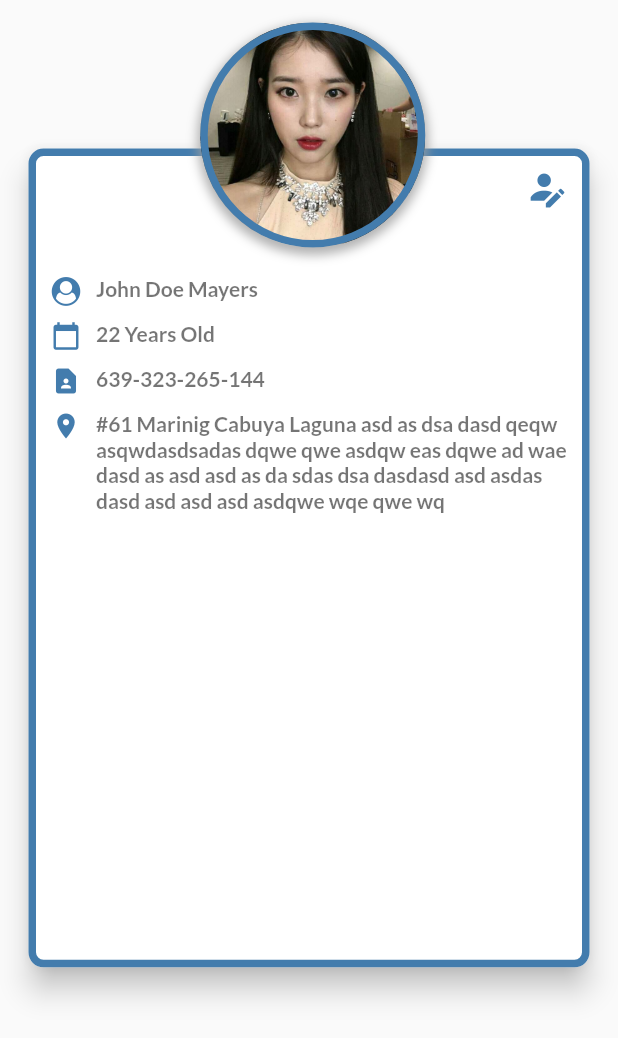
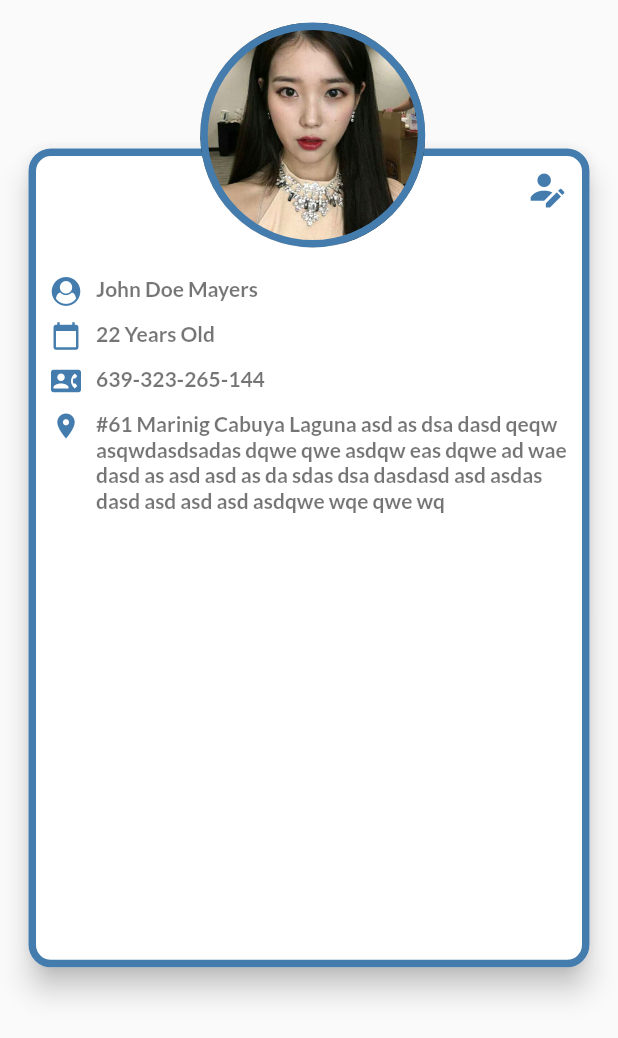
Before and after one commit to responilla07/Mobile-Queuing-System-and-Tracker-with-QR-Code, a Flutter app: the ProfilePage screen opened directly, on a phone screen of 412 x 824 dp. Shown: the top 1038 px of the screen. Run offline on Flutter 3.47's test engine with Material 2 defaults, Android fonts, the phone set to English and light mode, and no system bars; our stand-ins replace cached_network_image, cloud_firestore, firebase_core, firebase_storage, image_picker, toast; accounts and stored records are empty.

Commit message:
fix: Code indentions and format.

```diff
--- a/lib/Pages/ProfilePage.dart
+++ b/lib/Pages/ProfilePage.dart
@@ -2,6 +2,7 @@ import 'package:flutter/material.dart';
 import 'package:queuing_system/Presentation/custom_icons_icons.dart';
 import 'package:queuing_system/Variables/color.dart';
 import 'package:queuing_system/Variables/size.dart';
+import 'package:queuing_system/Widgets/ProfileDetails.dart';
 
 class ProfilePage extends StatefulWidget {
   @override
@@ -14,6 +15,7 @@ class _ProfilePageState extends State<ProfilePage> {
     return Scaffold(
       body: SafeArea(
         child: ListView(
+          primary: false,
           padding: EdgeInsets.all(15.0),
           children: [
             Column(
@@ -31,11 +33,11 @@ class _ProfilePageState extends State<ProfilePage> {
                       child: Card(
                         elevation: 8.0,
                         shape: RoundedRectangleBorder(
-                          borderRadius: BorderRadius.circular(10.0),
+                          borderRadius: BorderRadius.circular(15.0),
                         ),
                         child: Container(
                           decoration: new BoxDecoration(
-                            borderRadius: BorderRadius.all(Radius.circular(10)),
+                            borderRadius: BorderRadius.all(Radius.circular(15)),
                             border: Border.all(
                               color: secondaryColor,
                               width: 5,
@@ -52,16 +54,14 @@ class _ProfilePageState extends State<ProfilePage> {
                               ProfileDetails( icon: Icons.calendar_today,text: '22 Years Old',color: Colors.grey,),
 
                               SizedBox(height: 10),
-                              ProfileDetails(icon: Icons.contact_page,text: '639-323-265-144', color: Colors.grey,),
+                              ProfileDetails(icon: Icons.contact_phone,text: '639-323-265-144', color: Colors.grey,),
 
                               SizedBox(height: 10),
                               ProfileDetails(
                                 icon: Icons.location_on,
-                                text:
-                                    '#61 Marinig Cabuya Laguna asd as dsa dasd qeqw asqwdasdsadas dqwe qwe asdqw eas dqwe ad wae dasd as asd asd as da sdas dsa dasdasd asd asdas dasd asd asd asd asdqwe wqe qwe wq',
+                                text: '#61 Marinig Cabuya Laguna asd as dsa dasd qeqw asqwdasdsadas dqwe qwe asdqw eas dqwe ad wae dasd as asd asd as da sdas dsa dasdasd asd asdas dasd asd asd asd asdqwe wqe qwe wq',
                                 color: Colors.grey,
                               ),
-                              //paano pag madami yung letter sa address
                             ],
                           ),
                         ),
@@ -86,14 +86,14 @@ class _ProfilePageState extends State<ProfilePage> {
                             color: secondaryColor,
                             width: 5,
                           ),
-                          boxShadow: [
-                            BoxShadow(
-                              color: Colors.grey.withOpacity(0.8),
-                              spreadRadius: 2,
-                              blurRadius: 5,
-                              offset: Offset(0, 3),
-                            ),
-                          ],
+                          // boxShadow: [
+                          //   BoxShadow(
+                          //     color: Colors.grey.withOpacity(0.8),
+                          //     spreadRadius: 2,
+                          //     blurRadius: 5,
+                          //     offset: Offset(0, 3),
+                          //   ),
+                          // ],
                           shape: BoxShape.circle,
                           image: new DecorationImage(
                             fit: BoxFit.fill,
@@ -112,30 +112,3 @@ class _ProfilePageState extends State<ProfilePage> {
     );
   }
 }
-
-class ProfileDetails extends StatelessWidget {
-  const ProfileDetails(
-      {Key key, @required this.color, @required this.text, @required this.icon})
-      : super(key: key);
-
-  final Color color;
-  final text;
-  final IconData icon;
-  @override
-  Widget build(BuildContext context) {
-    return Row(
-      crossAxisAlignment: CrossAxisAlignment.start,
-      children: [
-        Icon(
-          icon,
-          color: secondaryColor,
-          size: 20,
-        ),
-        SizedBox(
-          width: 10,
-        ),
-        Expanded(child: Text('$text',style:TextStyle(color:Colors.black54),)),
-      ],
-    );
-  }
-}
--- /dev/null
+++ b/lib/Widgets/ProfileDetails.dart
@@ -0,0 +1,35 @@
+import 'package:flutter/material.dart';
+import 'package:queuing_system/Variables/color.dart';
+
+class ProfileDetails extends StatelessWidget {
+  const ProfileDetails({
+    @required this.color,
+    @required this.text,
+    @required this.icon
+  });
+
+  final Color color;
+  final text;
+  final IconData icon;
+
+  @override
+  Widget build(BuildContext context) {
+    return Row(
+      crossAxisAlignment: CrossAxisAlignment.start,
+      children: [
+        Icon(
+          icon,
+          color: secondaryColor,
+          size: 20,
+        ),
+        SizedBox( width: 10, ),
+        Expanded(
+          child: Text(
+            '$text',
+            style: TextStyle( color: Colors.black54 ),
+          )
+        ),
+      ],
+    );
+  }
+}
```
Also changed, not shown: assets/logo2.png (added).
